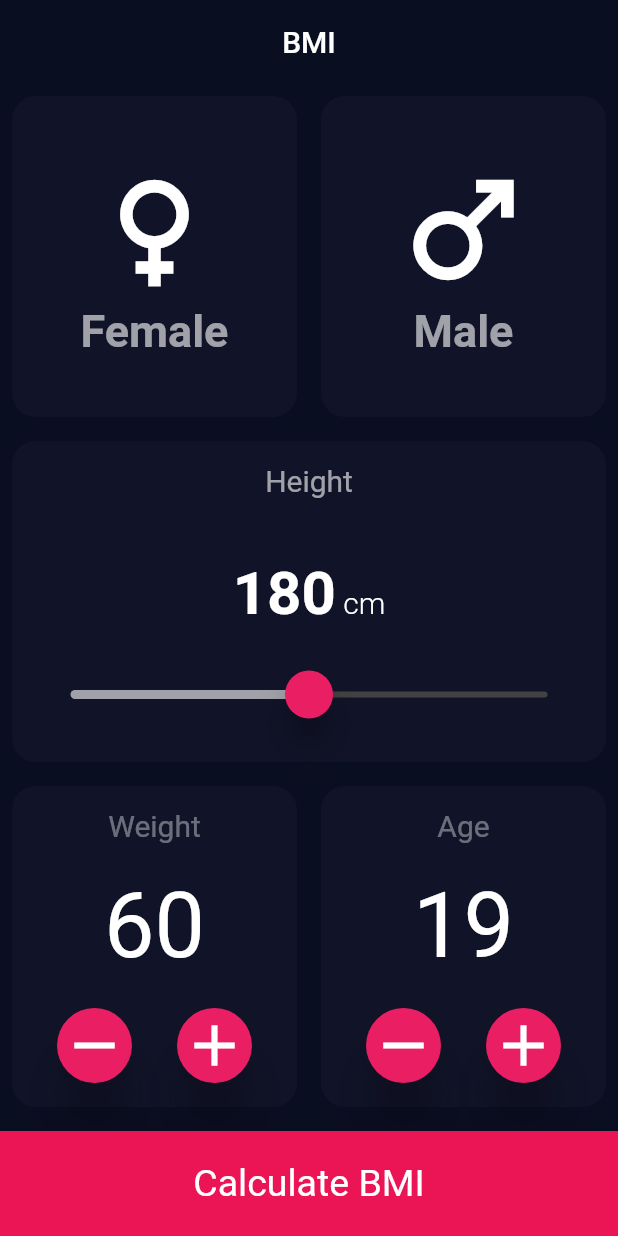
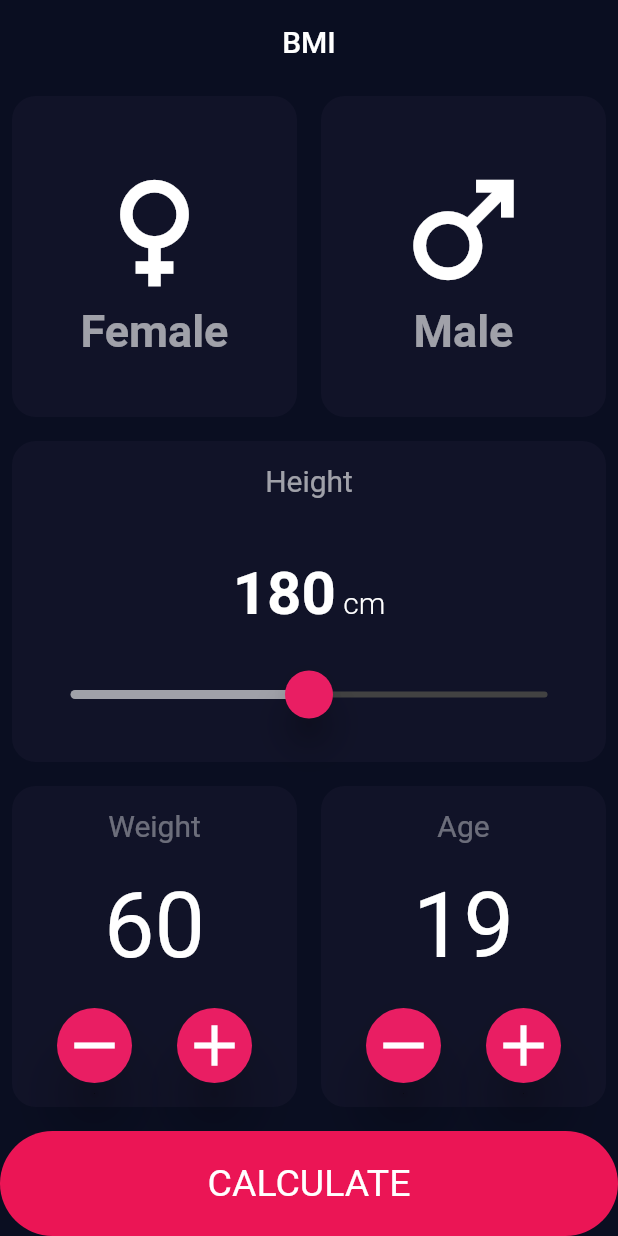
Before and after one commit to AliAltiyev/bmi, a Flutter app: the screen it shows after launch, on a phone screen of 412 x 824 dp. Run offline on Flutter 3.47's test engine with Material 2 defaults, Android fonts, the phone set to English and light mode, and no system bars.

```diff
--- a/lib/pages/input_page.dart
+++ b/lib/pages/input_page.dart
@@ -1,4 +1,5 @@
 import 'package:bmi/helper/constants.dart';
+import 'package:bmi/widgets/reusable_calculate_button.dart';
 import 'package:bmi/widgets/reusable_card_slider_content.dart';
 import 'package:flutter/material.dart';
 
@@ -95,25 +96,11 @@ class _InputPageState extends State<InputPage> {
               ],
             ),
           ),
-          GestureDetector(
-            onTap: () {
-              Navigator.pushNamed(context, '/result');
-            },
-            child: Container(
-              width: double.infinity,
-              height: kBottomContainerHeight,
-              margin: const EdgeInsets.only(top: 8),
-              color: const Color(kBottomContainerColor),
-              child: const Align(
-                alignment: Alignment.center,
-                child: Text(
-                  'Calculate BMI',
-                  style: TextStyle(fontSize: 25),
-                  textAlign: TextAlign.center,
-                ),
-              ),
-            ),
-          )
+          ReUsableCalculateButton(
+              callback: () {
+                Navigator.pushNamed(context, '/result');
+              },
+              buttonTextLabel: 'CALCULATE')
         ],
       ),
     );
--- /dev/null
+++ b/lib/widgets/reusable_calculate_button.dart
@@ -0,0 +1,35 @@
+import 'package:bmi/helper/constants.dart';
+import 'package:flutter/material.dart';
+
+class ReUsableCalculateButton extends StatelessWidget {
+  final VoidCallback callback;
+  final String buttonTextLabel;
+
+  const ReUsableCalculateButton(
+      {Key? key, required this.callback, required this.buttonTextLabel})
+      : super(key: key);
+
+  @override
+  Widget build(BuildContext context) {
+    return GestureDetector(
+      onTap: callback,
+      child: Container(
+        decoration: BoxDecoration(
+          borderRadius: BorderRadius.circular(36),
+          color: const Color(kBottomContainerColor),
+        ),
+        width: double.infinity,
+        height: kBottomContainerHeight,
+        margin: const EdgeInsets.only(top: 8),
+        child: Align(
+          alignment: Alignment.center,
+          child: Text(
+            buttonTextLabel,
+            style: const TextStyle(fontSize: 25),
+            textAlign: TextAlign.center,
+          ),
+        ),
+      ),
+    );
+  }
+}
```
Also changed, not shown: lib/helper/constants.dart (+10 -2 lines), lib/pages/result_page.dart (+47 -3 lines).
